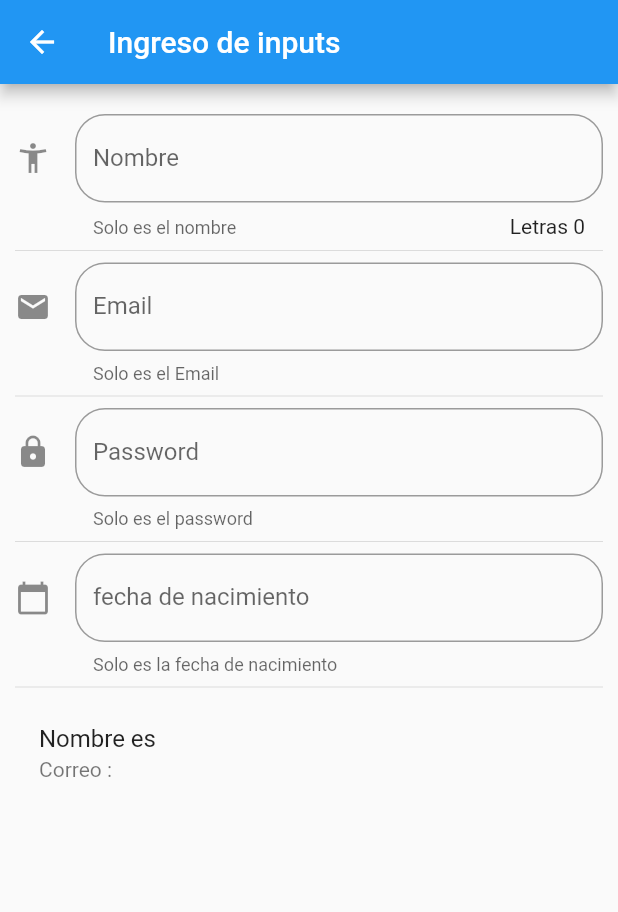
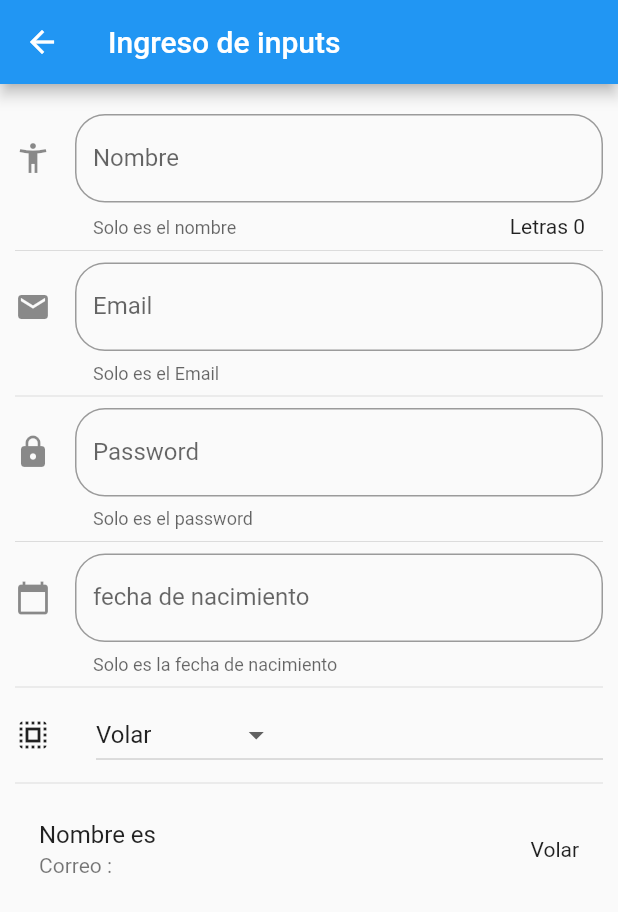
Before and after one commit to eniliosarcos/flutter_componentes, a Flutter app: the InputsPage screen opened by its route, on a phone screen of 412 x 824 dp. Shown: the top 912 px of the screen. Run offline on Flutter 3.47's test engine with Material 2 defaults, Android fonts, the phone set to English and light mode, and no system bars.

Commit message:
class 83 dropdown and dropdownMenuItems

```diff
--- a/lib/src/pages/inputs_page.dart
+++ b/lib/src/pages/inputs_page.dart
@@ -11,7 +11,11 @@ class _InputsPageState extends State<InputsPage> {
   String _email = '';
   String _fecha = '';
 
+  String _opcionSeleccioanda = 'Volar';
+
   TextEditingController _inputFieldDateController = new TextEditingController();
+
+  List<String> _poderes = ['Volar', 'Rayos X', 'Super Aliento', 'Super fuerza'];
 
   @override
   Widget build(BuildContext context) {
@@ -30,6 +34,8 @@ class _InputsPageState extends State<InputsPage> {
             _crearPassword(),
             Divider(),
             _crearFecha(context),
+            Divider(),
+            _crearDropdown(),
             Divider(),
             _crearPersona()
         ],
@@ -62,6 +68,7 @@ class _InputsPageState extends State<InputsPage> {
     return ListTile(
       title: Text('Nombre es $_nombre'),
       subtitle: Text('Correo : $_email'),
+      trailing: Text(_opcionSeleccioanda),
     );
   }
 
@@ -143,4 +150,43 @@ class _InputsPageState extends State<InputsPage> {
       });
     }
   }
+
+  List<DropdownMenuItem<String>> getOpcionesDropDown(){
+
+    List<DropdownMenuItem<String>> lista = new List();
+
+    _poderes.forEach((poder){
+      lista.add(DropdownMenuItem(
+        child: Text(poder),
+        value: poder,
+      ));
+    });
+
+    return lista;
+  }
+
+  Widget _crearDropdown() {
+
+    return Row(
+      children: <Widget>[
+        Icon(Icons.select_all),
+        SizedBox(width: 30.0),
+        Expanded(
+          child: DropdownButton(
+            value: _opcionSeleccioanda,
+            items: getOpcionesDropDown(),
+            onChanged: (opt) {
+             setState(() {
+              _opcionSeleccioanda = opt;
+            });
+            },
+          ),
+        )
+      ],
+    );
+
+
+
+
+  }
 }
```
